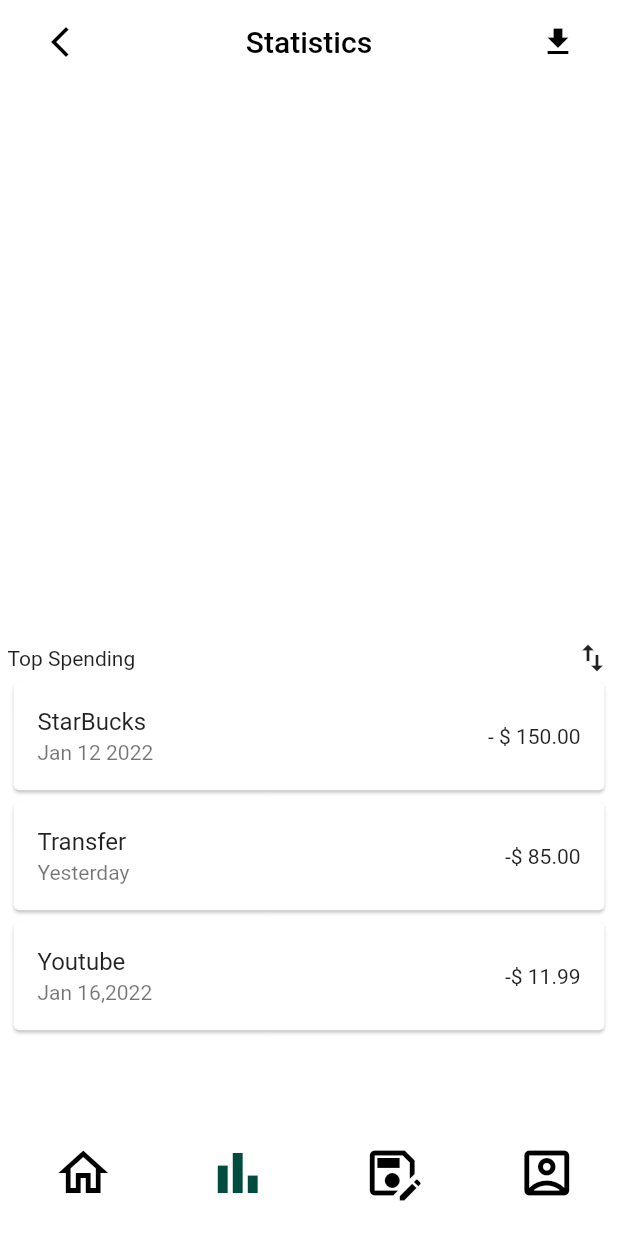
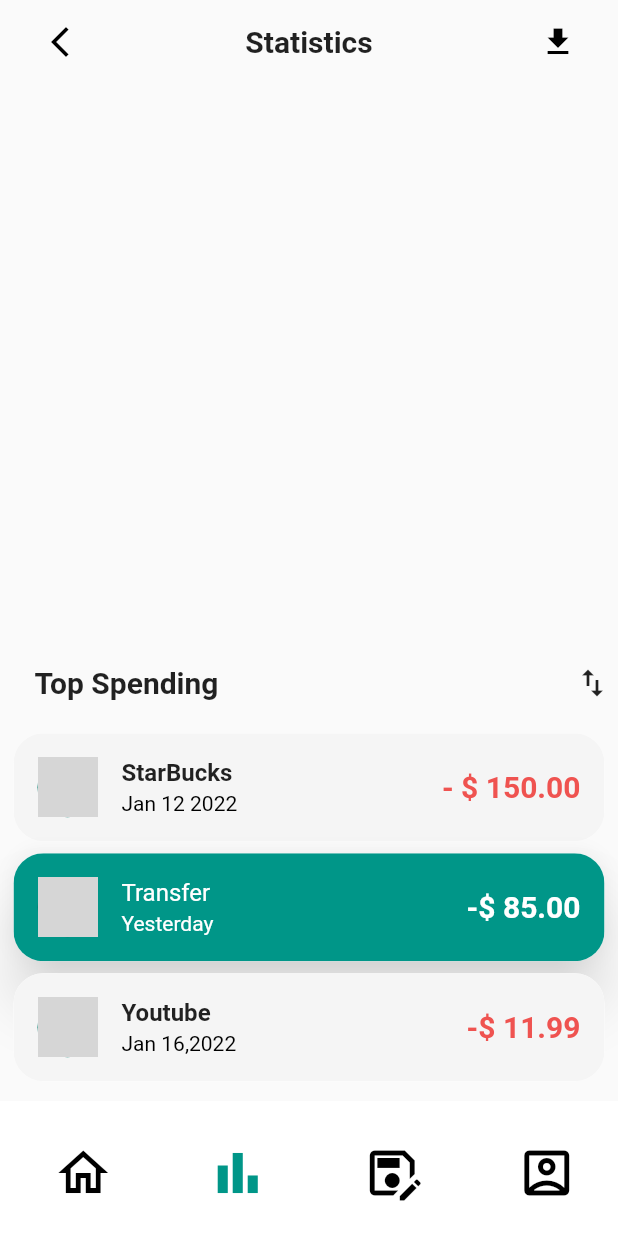
Before and after one commit to SaqibWani273/jan2023, a Flutter app: the screen it shows after launch, on a phone screen of 412 x 824 dp. Run offline on Flutter 3.47's test engine with Material 2 defaults, Android fonts, the phone set to English and light mode, and no system bars; grey boxes are pictures that could not be loaded.

Commit message:
completed top spendings for now

```diff
--- a/lib/main.dart
+++ b/lib/main.dart
@@ -1,3 +1,5 @@
+import 'dart:developer';
+
 import 'package:flutter/material.dart';
 import 'package:provider/provider.dart';
 
@@ -7,6 +9,27 @@ import 'models/data.dart';
 void main() {
   runApp(
     MaterialApp(
+      theme: ThemeData(
+        primarySwatch: Colors.teal,
+        textTheme: TextTheme(
+          headline3: const TextStyle(
+            fontSize: 20,
+            fontWeight: FontWeight.w700,
+            color: Colors.black87,
+          ),
+          headline4: const TextStyle(
+            fontSize: 16,
+            fontWeight: FontWeight.w700,
+            color: Colors.black87,
+          ),
+          headline2: TextStyle(
+            fontSize: 20,
+            fontWeight: FontWeight.w600,
+            color: Colors.red[400],
+          ),
+        ),
+      ),
+      debugShowCheckedModeBanner: false,
       home: ChangeNotifierProvider(
         create: (context) => Data(context),
         child: Consumer<Data>(
@@ -39,9 +62,8 @@ class _MyAppState extends State<MyApp> with SingleTickerProviderStateMixin {
 
   @override
   Widget build(BuildContext context) {
-    return MaterialApp(
-      debugShowCheckedModeBanner: false,
-      home: Scaffold(
+    log('main.dart build');
+    return Scaffold(
         body: TabBarView(
           controller: _tabController,
           children: [
@@ -73,7 +95,7 @@ class _MyAppState extends State<MyApp> with SingleTickerProviderStateMixin {
                             : value['icon_outlined'],
                         size: 40,
                         color: _tabController.index == index
-                              ? Colors.teal[900]
+                            ? Theme.of(context).primaryColor
                             : Colors.black,
                       ),
                     ),
@@ -82,7 +104,6 @@ class _MyAppState extends State<MyApp> with SingleTickerProviderStateMixin {
                 .values
                 .toList(),
           ),
-          )),
-    );
+        ));
   }
 }
--- a/lib/models/data.dart
+++ b/lib/models/data.dart
@@ -1,11 +1,10 @@
-import 'package:flutter/cupertino.dart';
+import 'dart:developer';
 
 import 'package:flutter/material.dart';
 
 class Data extends ChangeNotifier {
   BuildContext context;
   Data(this.context);
-
   List<Map<String, dynamic>> bottomIcons = [
     {
       'icon_outlined': Icons.home_outlined,
@@ -30,18 +29,21 @@ class Data extends ChangeNotifier {
       'subtitle': 'Jan 12 2022',
       'image': 'assets/images/starbucks.png',
       'trailingText': '- \$ 150.00',
+      'isSelected': false,
     },
     {
       'title': 'Transfer',
       'subtitle': 'Yesterday',
       'image': 'assets/images/transfer.png',
       'trailingText': '-\$ 85.00',
+      'isSelected': true,
     },
     {
       'title': 'Youtube',
       'subtitle': 'Jan 16,2022',
       'image': 'assets/images/youtube.png',
       'trailingText': '-\$ 11.99',
+      'isSelected': false,
     },
   ];
 }
--- a/lib/statistics.dart
+++ b/lib/statistics.dart
@@ -1,5 +1,7 @@
+import 'dart:developer';
+
 import 'package:flutter/material.dart';
-import 'package:internship_assignemnet_jan2023/main.dart';
+import 'package:flutter/services.dart';
 import 'models/data.dart';
 
 class Statistics extends StatefulWidget {
@@ -14,17 +16,18 @@ class _StatisticsState extends State<Statistics> {
   Widget build(BuildContext context) {
     Data _data = Data(context);
     final mainContainerHeight = MediaQuery.of(context).size.height * 0.9;
-    final deviceWidth = MediaQuery.of(context).size.width;
     return Scaffold(
       appBar: AppBar(
+          //to change the top statusbar color
+          systemOverlayStyle: SystemUiOverlayStyle(
+            statusBarColor: Colors.grey[50],
+          ),
           elevation: 0.0,
-          backgroundColor: Colors.white,
-          title: Container(
-            // color: Colors.white,
-            child: Row(
+          backgroundColor: Colors.grey[50],
+          title: Row(
             mainAxisAlignment: MainAxisAlignment.spaceBetween,
-              children: const [
-                IconButton(
+            children: [
+              const IconButton(
                 onPressed: null,
                 icon: Icon(
                   Icons.arrow_back_ios_new,
@@ -33,9 +36,9 @@ class _StatisticsState extends State<Statistics> {
               ),
               Text(
                 'Statistics',
-                  style: TextStyle(color: Colors.black),
+                style: Theme.of(context).textTheme.headline3,
               ),
-                IconButton(
+              const IconButton(
                 color: Colors.black,
                 onPressed: null,
                 icon: Icon(
@@ -44,55 +47,97 @@ class _StatisticsState extends State<Statistics> {
                 ),
               )
             ],
-            ),
           )),
       body: Container(
         height: mainContainerHeight,
         width: MediaQuery.of(context).size.width,
-        color: Colors.white,
-        child: Container(
+        color: Colors.grey[50],
         child: Column(
           children: [
-            Container(
-              height: mainContainerHeight * 0.5,
+            Expanded(
+              flex: 6,
+              child: Container(),
             ),
-            Container(
-                //    height: mainContainerHeight * 0.4,
-                padding: const EdgeInsets.symmetric(horizontal: 5.0),
+            Expanded(
+              flex: 5,
+              child: Container(
+                  padding: const EdgeInsets.symmetric(
+                    horizontal: 5.0,
+                  ),
                   child: Column(
                     children: [
                       Row(
                           mainAxisAlignment: MainAxisAlignment.spaceBetween,
                           children: [
-                          Text('Top Spending'),
-                          Icon(Icons.swap_vert),
+                            Padding(
+                              padding: const EdgeInsets.all(18.0),
+                              child: Text(
+                                'Top Spending',
+                                style: Theme.of(context).textTheme.headline3,
+                              ),
+                            ),
+                            const Icon(Icons.swap_vert),
                           ]),
-                    Container(
-                      // height: mainContainerHeight * 0.3,
-                      child: SingleChildScrollView(
-                        child: Column(
+                      Column(
                         children: _data.listTileData
+                            .asMap()
                             .map(
-                                (listTileMap) => Container(
-                                  width: deviceWidth,
-                                  child: Card(
+                              (key, listTileMap) => MapEntry(
+                                key,
+                                Card(
+                                  elevation:
+                                      listTileMap['isSelected'] ? 15.0 : 0.0,
+                                  shadowColor: Colors.grey[50],
+                                  shape: RoundedRectangleBorder(
+                                    borderRadius: BorderRadius.circular(20.0),
+                                  ),
                                   child: ListTile(
-                                      title: Text(listTileMap['title']),
+                                    textColor: Colors.black,
+                                    selectedColor: Colors.white,
+                                    shape: RoundedRectangleBorder(
+                                      borderRadius: BorderRadius.circular(20.0),
+                                    ),
+                                    selected: listTileMap['isSelected'],
+                                    selectedTileColor: Colors.teal,
+                                    tileColor: Colors.grey[100],
+                                    leading: CircleAvatar(
+                                      backgroundImage:
+                                          AssetImage(listTileMap['image']),
+                                    ),
+                                    title: Text(
+                                      listTileMap['title'],
+                                      style: listTileMap['isSelected']
+                                          ? null
+                                          : Theme.of(context)
+                                              .textTheme
+                                              .headline4,
+                                    ),
                                     subtitle: Text(listTileMap['subtitle']),
-                                      trailing:
-                                          Text(listTileMap['trailingText']),
+                                    trailing: Text(
+                                      listTileMap['trailingText'],
+                                      style: listTileMap['isSelected']
+                                          ? const TextStyle(
+                                              fontSize: 20,
+                                              fontWeight: FontWeight.w700,
+                                            )
+                                          : Theme.of(context)
+                                              .textTheme
+                                              .headline2,
+                                    ),
                                   ),
                                 ),
                               ),
                             )
+                            .values
                             .toList(),
-                        ),
-                      ),
+
+                        // )
                       ),
                     ],
-                ))
+                  )),
+            )
           ],
-        )),
+        ),
       ),
     );
   }
```
Lines whose indentation alone changed are shown as unchanged.
